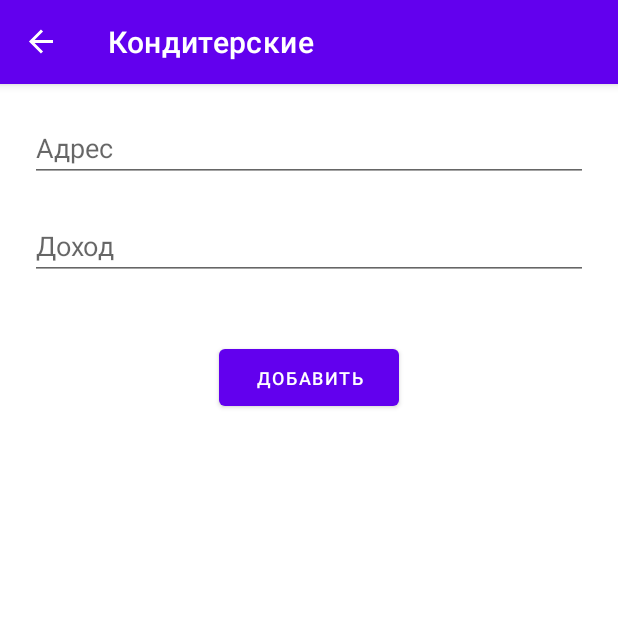
After one commit to PanVovan/confectionary, an Android app: the InsertConfectionaryFragment screen opened through its navigation route, on a phone screen of 412 x 824 dp, the top half of it. The commit adds this screen. Run offline under Robolectric (Android 15) with nearby library versions, the phone set to English and light mode, and no system bars; our stand-ins replace navigation-ui.

Commit message:
Добавил фрагмент добавления кондитерских

```diff
--- a/app/src/main/java/com/confectinary/app/MainActivity.kt
+++ b/app/src/main/java/com/confectinary/app/MainActivity.kt
@@ -23,6 +23,8 @@ class MainActivity : AppCompatActivity() {
 
         binding = ActivityMainBinding.inflate(layoutInflater)
         setContentView(binding.root)
+
+
 
         val navController = findNavController(R.id.nav_host_fragment_content_main)
         appBarConfiguration = AppBarConfiguration(navController.graph)
--- a/app/src/main/java/com/confectinary/app/fragments/adapter/ConfectionariesAdapter.kt
+++ b/app/src/main/java/com/confectinary/app/fragments/adapter/ConfectionariesAdapter.kt
@@ -10,7 +10,7 @@ import com.confectinary.app.db.entity.ConfectionaryDb
 
 class ConfectionariesAdapter : RecyclerView.Adapter<ConfectionariesAdapter.ViewHolder>() {
 
-    var values = listOf<ConfectionaryDb>(
+    val values = listOf(
         ConfectionaryDb(0, "Волгоград, ул. Ленина, 21/1", 100000),
         ConfectionaryDb(0, "Тверь, ул. Перекопченко, 15", 214000),
         ConfectionaryDb(0, "Тверь, ул. Перекопченко, 15", 214000),
@@ -32,7 +32,6 @@ class ConfectionariesAdapter : RecyclerView.Adapter<ConfectionariesAdapter.ViewH
         ConfectionaryDb(0, "Тверь, ул. Перекопченко, 15", 214000),
         ConfectionaryDb(0, "Тверь, ул. Перекопченко, 15", 214000)
     )
-
 
     override fun onCreateViewHolder(parent: ViewGroup, viewType: Int): ViewHolder {
 
--- a/app/src/main/java/com/confectinary/app/fragments/adapter/TableNamesAdapter.kt
+++ b/app/src/main/java/com/confectinary/app/fragments/adapter/TableNamesAdapter.kt
@@ -1,17 +1,14 @@
 package com.confectinary.app.fragments.adapter
 
-import android.util.Log
 import android.view.LayoutInflater
 import android.view.View
 import android.view.ViewGroup
 import android.widget.TextView
 import androidx.recyclerview.widget.RecyclerView
-import com.confectinary.app.MainActivity
 import com.confectinary.app.R
-import com.confectinary.app.databinding.FragmentRoleBinding
 import com.confectinary.app.fragments.adapter.entity.TableNames
 
-class TableNameAdapter( private val onclick: (String) -> Unit ): RecyclerView.Adapter<TableNameAdapter.ViewHolder>() {
+class TableNamesAdapter(private val onclick: (String) -> Unit ): RecyclerView.Adapter<TableNamesAdapter.ViewHolder>() {
 
     var values = TableNames.adminTableNames
 
--- /dev/null
+++ b/app/src/main/java/com/confectinary/app/fragments/insertfragments/InsertConfectionaryFragment.kt
@@ -0,0 +1,52 @@
+package com.confectinary.app.fragments.insertfragments
+
+import android.os.Bundle
+import android.util.Log
+import androidx.fragment.app.Fragment
+import android.view.LayoutInflater
+import android.view.View
+import android.view.ViewGroup
+import androidx.appcompat.app.AppCompatActivity
+import androidx.navigation.fragment.findNavController
+import com.confectinary.app.R
+import com.confectinary.app.databinding.FragmentInsertConfectionaryBinding
+import com.confectinary.app.databinding.FragmentViewConfectionariesFragmentBinding
+import com.confectinary.app.db.entity.ConfectionaryDb
+import com.confectinary.app.fragments.adapter.ConfectionariesAdapter
+import com.confectinary.app.fragments.adapter.entity.TableNames
+
+
+class InsertConfectionaryFragment : Fragment() {
+
+    //Меняем для разных таблиц
+    private var _binding: FragmentInsertConfectionaryBinding? = null
+    private val binding get() = _binding!!
+
+    //Меняем для разных таблиц
+    private var tableName = TableNames.TablesEnum.Confectionary.value
+
+    override fun onCreateView(
+        inflater: LayoutInflater, container: ViewGroup?,
+        savedInstanceState: Bundle?
+    ): View? {
+        _binding = FragmentInsertConfectionaryBinding.inflate(inflater, container, false)
+
+        (activity as AppCompatActivity).supportActionBar?.title = tableName
+
+        with(binding) {
+            addItemBtn.setOnClickListener {
+                //Меняем для разных таблиц
+                val newItem = ConfectionaryDb(
+                    0,
+                    confectionaryAddressInput.text.toString(),
+                    confectionaryIncomeInput.text.toString().toInt())
+                Log.i("<---adding:", newItem.toString())
+                //запись newItem
+            }
+        }
+
+        return binding.root
+    }
+
+
+}
--- a/app/src/main/res/layout/activity_main.xml
+++ b/app/src/main/res/layout/activity_main.xml
@@ -13,6 +13,9 @@
         android:theme="@style/Widget.AppCompat.ActionBar.TabBar"
         />
 
+
+
+
     <include layout="@layout/content_main" />
 
 </androidx.coordinatorlayout.widget.CoordinatorLayout>
--- /dev/null
+++ b/app/src/main/res/layout/fragment_insert_confectionary.xml
@@ -0,0 +1,43 @@
+<?xml version="1.0" encoding="utf-8"?>
+<androidx.constraintlayout.widget.ConstraintLayout
+    xmlns:android="http://schemas.android.com/apk/res/android"
+    xmlns:tools="http://schemas.android.com/tools"
+    xmlns:app="http://schemas.android.com/apk/res-auto"
+    android:layout_width="match_parent"
+    android:layout_height="match_parent"
+    tools:context=".fragments.insertfragments.InsertConfectionaryFragment">
+
+    <EditText
+        android:id="@+id/confectionary_address_input"
+        android:layout_width="match_parent"
+        android:layout_height="wrap_content"
+        app:layout_constraintTop_toTopOf="parent"
+        app:layout_constraintStart_toStartOf="parent"
+        android:layout_margin="@dimen/inputform_text_margin"
+        android:hint="@string/confectionary_address"
+        android:autofillHints="no"
+        android:inputType="text" />
+
+    <EditText
+        android:id="@+id/confectionary_income_input"
+        android:layout_width="match_parent"
+        android:layout_height="wrap_content"
+        app:layout_constraintTop_toBottomOf="@id/confectionary_address_input"
+        app:layout_constraintStart_toStartOf="parent"
+        android:layout_margin="@dimen/inputform_text_margin"
+        android:hint="@string/confectionary_income"
+        android:autofillHints="no"
+        android:inputType="number" />
+
+    <Button
+        android:id="@+id/add_item_btn"
+        android:text="@string/btn_add_text"
+        android:textSize="12sp"
+        android:layout_width="120dp"
+        android:layout_height="50dp"
+        android:layout_margin="40dp"
+        app:layout_constraintTop_toBottomOf="@id/confectionary_income_input"
+        app:layout_constraintStart_toStartOf="parent"
+        app:layout_constraintEnd_toEndOf="parent"/>
+
+</androidx.constraintlayout.widget.ConstraintLayout>
--- a/app/src/main/res/layout/item_talbeitem.xml
+++ b/app/src/main/res/layout/item_talbeitem.xml
@@ -21,4 +21,6 @@
             android:layout_margin="@dimen/text_margin"
             android:textAppearance="?attr/textAppearanceListItem" />
     </androidx.cardview.widget.CardView>
+
+
 </LinearLayout>
--- a/app/src/main/res/navigation/nav_graph.xml
+++ b/app/src/main/res/navigation/nav_graph.xml
@@ -11,23 +11,24 @@
         android:label="Таблицы"
         tools:layout="@layout/fragment_role">
         <action
-            android:id="@+id/action_roleFragment_to_viewTableFragment"
-            app:destination="@id/viewTableFragment">
-            <argument
-                android:name="TABLE_NAME"
-                android:defaultValue="Кондитерская" />
-        </action>
+            android:id="@+id/action_roleFragment_to_viewConfectionariesFragment"
+            app:destination="@id/viewConfectionariesFragment" />
     </fragment>
     <fragment
-        android:id="@+id/viewTableFragment"
-        android:name="com.confectinary.app.fragments.ViewTableFragment"
-        android:label=""
-        tools:layout="@layout/fragment_view_table" >
-        <action
-            android:id="@+id/action_viewTableFragment_to_roleFragment"
-            app:destination="@id/roleFragment" />
+        android:id="@+id/viewConfectionariesFragment"
+        android:name="com.confectinary.app.fragments.viewfragments.ViewConfectionariesFragment"
+        android:label="fragment_view_confectionaries_fragment"
+        tools:layout="@layout/fragment_view_confectionaries_fragment" >
         <argument
             android:name="TABLE_NAME"
             android:defaultValue="Кондитерская"/>
+        <action
+            android:id="@+id/action_viewConfectionariesFragment_to_insertConfectionaryFragment"
+            app:destination="@id/insertConfectionaryFragment" />
     </fragment>
+    <fragment
+        android:id="@+id/insertConfectionaryFragment"
+        android:name="com.confectinary.app.fragments.insertfragments.InsertConfectionaryFragment"
+        android:label="fragment_insert_confectionary"
+        tools:layout="@layout/fragment_insert_confectionary" />
 </navigation>
--- a/app/src/main/res/values/dimens.xml
+++ b/app/src/main/res/values/dimens.xml
@@ -3,4 +3,5 @@
     <dimen name="activity_horizontal_margin">16dp</dimen>
     <dimen name="activity_vertical_margin">16dp</dimen>
     <dimen name="text_margin">16dp</dimen>
+    <dimen name="inputform_text_margin">20dp</dimen>
 </resources>
--- a/app/src/main/res/values/strings.xml
+++ b/app/src/main/res/values/strings.xml
@@ -8,6 +8,9 @@
     <!-- TODO: Remove or change this placeholder text -->
     <string name="hello_blank_fragment">Hello blank fragment</string>
     <string name="add_table">Add table</string>
+    <string name="confectionary_address">Адрес</string>
+    <string name="confectionary_income">Доход</string>
+    <string name="btn_add_text">Добавить</string>
     <string-array name="roles">
         <item>Админ</item>
         <item>Клиент</item>
```
Also changed, not shown: app/src/main/java/com/confectinary/app/fragments/RoleFragment.kt (+6 -6 lines), app/src/main/java/com/confectinary/app/fragments/ViewTableFragment.kt (deleted, +0 -62 lines), app/src/main/java/com/confectinary/app/fragments/viewfragments/ViewConfectionariesFragment.kt (added, +51 -0 lines), app/src/main/res/layout/fragment_view_confectionaries_fragment.xml (renamed from app/src/main/res/layout/fragment_view_table.xml, +16 -16 lines).
